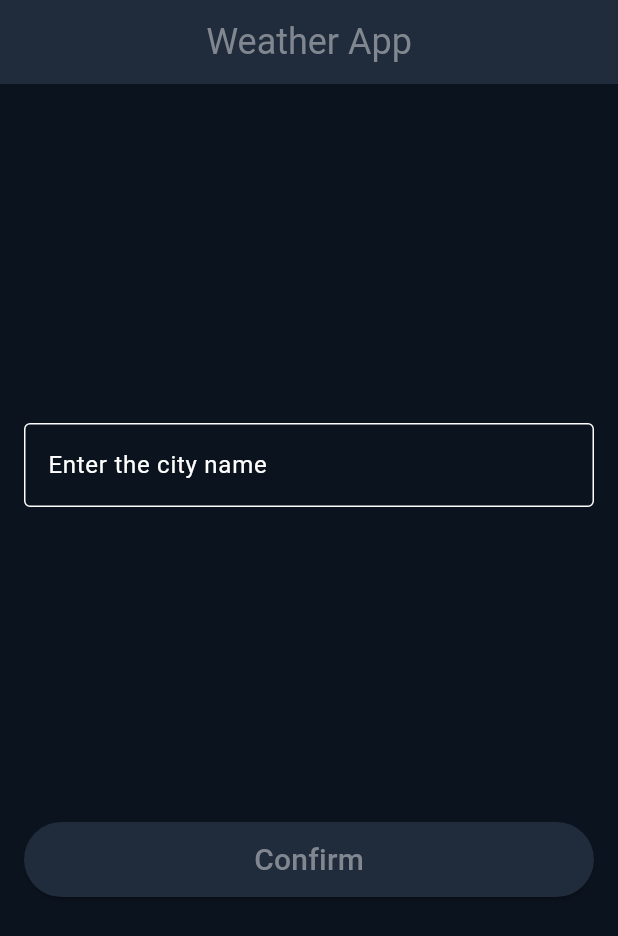
After one commit to gofysff/test_assignment, a Flutter app: the screen it shows after launch, after a tap on "Confirm", after a tap on "Restart", on a phone screen of 412 x 824 dp. The commit adds this screen. Shown: the top 936 px of the screen. Run offline on Flutter 3.47's test engine with Material 2 defaults, Android fonts, the phone set to English and light mode, and no system bars; our stand-ins replace bloc, dio, equatable, flutter_bloc, weather_icons; network calls fail.

Commit message:
refactoring 1st screen

```diff
--- a/lib/presentation/screens/screen1/screen1.dart
+++ b/lib/presentation/screens/screen1/screen1.dart
@@ -1,10 +1,11 @@
+// ignore_for_file: public_member_api_docs, sort_constructors_first
 import 'package:flutter/material.dart';
 import 'package:flutter_bloc/flutter_bloc.dart';
 import 'package:test_assignment/domain/screen_blocs/city_weather/city_weather_bloc.dart';
-
-import '../../styling/colors.dart';
 import '../screen2/screen2.dart';
 import 'res.dart';
+import 'widgets/error_body.dart';
+import 'widgets/ok_body.dart';
 
 class SearchCity extends StatefulWidget {
   const SearchCity({super.key});
@@ -17,7 +18,6 @@ class SearchCity extends StatefulWidget {
 class _SearchCityState extends State<SearchCity> {
   final _controller = TextEditingController();
   late double _heightScreen;
-  GlobalKey<ScaffoldState> firstScreenKey = GlobalKey<ScaffoldState>();
 
   @override
   void didChangeDependencies() {
@@ -28,7 +28,6 @@ class _SearchCityState extends State<SearchCity> {
   @override
   Widget build(BuildContext context) {
     return Scaffold(
-      key: firstScreenKey,
       appBar: AppBar(
         title: Center(
           child: Text(
@@ -39,25 +38,7 @@ class _SearchCityState extends State<SearchCity> {
       ),
       body: Padding(
         padding: const EdgeInsets.all(16.0),
-        child: BlocConsumer<CityWeatherBloc, CityWeatherState>(
-          listener: (context, state) {
-            if (state.status.isError) {
-              _showSnackBarWihError(bottomMargin: _heightScreen / 2);
-            } else if (state.status.isSuccess) {
-              Navigator.of(context).pushNamed(DetailWeatherInfo.routeName);
-            }
-          },
-          builder: (context, state) {
-            if (state.status.isInitial) {
-              return okBody;
-            } else if (state.status.isError) {
-              return errorBody;
-            } else if (state.status.isLoading || state.status.isSuccess) {
-              return const Center(child: CircularProgressIndicator());
-            }
-            return const SizedBox();
-          },
-        ),
+        child: _body,
       ),
     );
   }
@@ -78,73 +59,27 @@ class _SearchCityState extends State<SearchCity> {
     );
   }
 
-  Widget get okBody => Column(
-        mainAxisAlignment: MainAxisAlignment.spaceEvenly,
-        children: [textField, confirmButton],
+  Widget get _body => BlocConsumer<CityWeatherBloc, CityWeatherState>(
+        listener: (context, state) {
+          if (state.status.isError) {
+            _showSnackBarWihError(bottomMargin: _heightScreen / 2);
+          } else if (state.status.isSuccess) {
+            Navigator.of(context).pushNamed(DetailWeatherInfo.routeName);
+          }
+        },
+        builder: (context, state) {
+          if (state.status.isInitial) {
+            return _okBody;
+          } else if (state.status.isError) {
+            return _errorBody;
+          } else if (state.status.isLoading || state.status.isSuccess) {
+            return const Center(child: CircularProgressIndicator());
+          }
+          return const SizedBox();
+        },
       );
 
-  Widget get errorBody => Center(
-        child: Column(
-          children: [
-            const Text(
-              errorText,
-              style: TextStyle(color: textPrimaryColor, fontSize: 50),
-            ),
-            const SizedBox(height: 30),
-            restartButton,
-          ],
-        ),
-      );
+  Widget get _okBody => OkBody(controller: _controller);
 
-  Widget get textField => TextField(
-        controller: _controller,
-        decoration: const InputDecoration(
-          border: OutlineInputBorder(),
-          hintText: hintText,
-        ),
-      );
-
-  Widget get confirmButton => SizedBox(
-        width: double.infinity,
-        height: 50,
-        child: ElevatedButton(
-          style: ElevatedButton.styleFrom(
-            backgroundColor: backgroundElevatedButtonsColor,
-          ),
-          onPressed: () {
-            // TODO: add validation
-            final text = _controller.text.trim();
-            _controller.clear();
-            BlocProvider.of<CityWeatherBloc>(context).add(
-              CityWeatherChangeEvent(text),
-            );
-          },
-          child: Text(
-            confirmButtonText,
-            style: Theme.of(context).textTheme.titleMedium,
-          ),
-        ),
-      );
-
-  Widget get restartButton => SizedBox(
-        width: double.infinity,
-        height: 50,
-        child: ElevatedButton(
-          style: ElevatedButton.styleFrom(
-            backgroundColor: backgroundElevatedButtonsColor,
-          ),
-          onPressed: () {
-            // call again to bloc
-            //tODO: complete this
-            _controller.clear();
-
-            BlocProvider.of<CityWeatherBloc>(context)
-                .add(CityWeatherInitialEvent());
-          },
-          child: Text(
-            restartButtonText,
-            style: Theme.of(context).textTheme.titleMedium,
-          ),
-        ),
-      );
+  Widget get _errorBody => ErrorBody(controller: _controller);
 }
--- /dev/null
+++ b/lib/presentation/screens/screen1/widgets/error_body.dart
@@ -0,0 +1,52 @@
+import 'package:flutter/material.dart';
+import 'package:flutter_bloc/flutter_bloc.dart';
+import 'package:test_assignment/domain/screen_blocs/city_weather/city_weather_bloc.dart';
+
+import '../../../styling/colors.dart';
+import '../res.dart';
+
+class ErrorBody extends StatelessWidget {
+  const ErrorBody({
+    Key? key,
+    required this.controller,
+  }) : super(key: key);
+
+  final TextEditingController controller;
+
+  @override
+  Widget build(BuildContext context) {
+    return Center(
+      child: Column(
+        children: [
+          const Text(
+            errorText,
+            style: TextStyle(color: textPrimaryColor, fontSize: 50),
+          ),
+          const SizedBox(height: 30),
+          restartButton,
+        ],
+      ),
+    );
+  }
+
+  Widget get restartButton => SizedBox(
+        width: double.infinity,
+        height: 50,
+        child: Builder(builder: (context) {
+          return ElevatedButton(
+            style: ElevatedButton.styleFrom(
+              backgroundColor: backgroundElevatedButtonsColor,
+            ),
+            onPressed: () {
+              controller.clear();
+              BlocProvider.of<CityWeatherBloc>(context)
+                  .add(CityWeatherInitialEvent());
+            },
+            child: Text(
+              restartButtonText,
+              style: Theme.of(context).textTheme.titleMedium,
+            ),
+          );
+        }),
+      );
+}
--- /dev/null
+++ b/lib/presentation/screens/screen1/widgets/ok_body.dart
@@ -0,0 +1,58 @@
+import 'package:flutter/material.dart';
+import 'package:flutter_bloc/flutter_bloc.dart';
+import 'package:test_assignment/domain/screen_blocs/city_weather/city_weather_bloc.dart';
+
+import '../../../styling/colors.dart';
+import '../res.dart';
+
+/// This widget is used to show the text field and the confirm button
+/// to the user
+/// this is initial state of our screen
+class OkBody extends StatelessWidget {
+  const OkBody({
+    Key? key,
+    required this.controller,
+  }) : super(key: key);
+
+  final TextEditingController controller;
+
+  @override
+  Widget build(BuildContext context) {
+    return Column(
+      mainAxisAlignment: MainAxisAlignment.spaceEvenly,
+      children: [textField, confirmButton],
+    );
+  }
+
+  Widget get textField => TextField(
+        controller: controller,
+        decoration: const InputDecoration(
+          border: OutlineInputBorder(),
+          hintText: hintText,
+        ),
+      );
+
+  Widget get confirmButton => SizedBox(
+        width: double.infinity,
+        height: 50,
+        child: Builder(builder: (context) {
+          return ElevatedButton(
+            style: ElevatedButton.styleFrom(
+              backgroundColor: backgroundElevatedButtonsColor,
+            ),
+            onPressed: () {
+              // TODO: add validation
+              final text = controller.text.trim();
+              controller.clear();
+              BlocProvider.of<CityWeatherBloc>(context).add(
+                CityWeatherChangeEvent(text),
+              );
+            },
+            child: Text(
+              confirmButtonText,
+              style: Theme.of(context).textTheme.titleMedium,
+            ),
+          );
+        }),
+      );
+}
```
